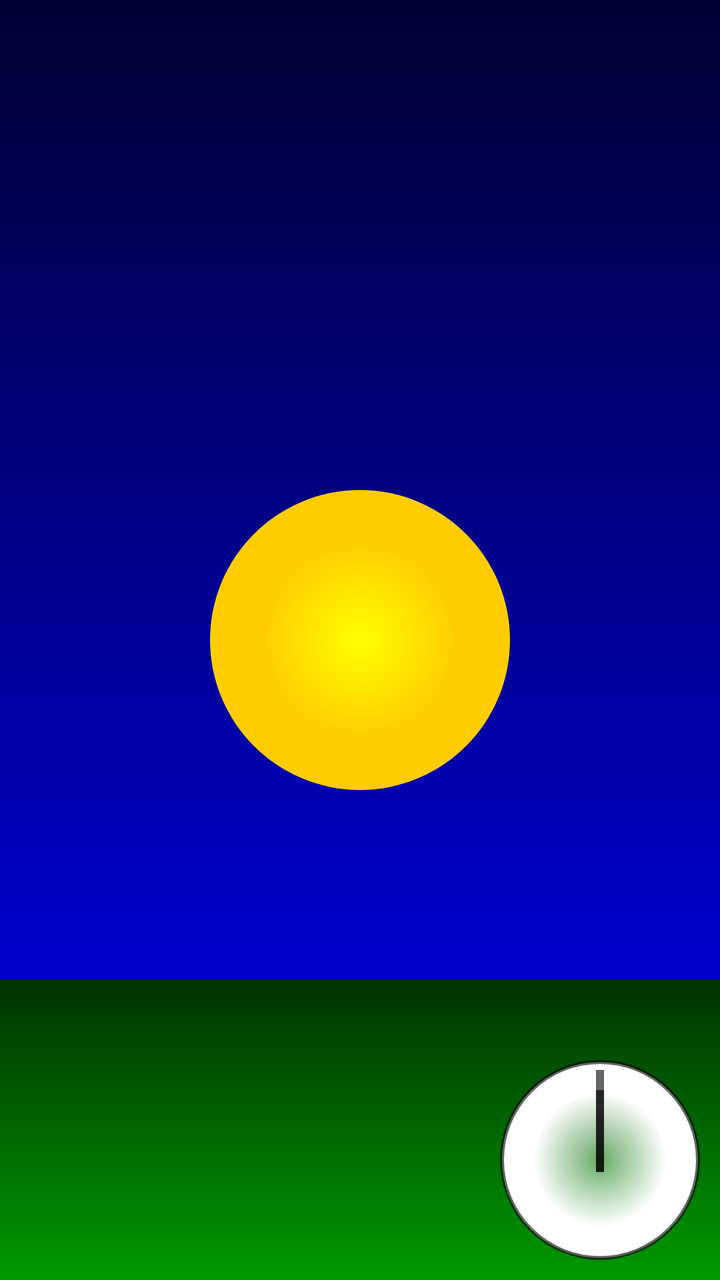
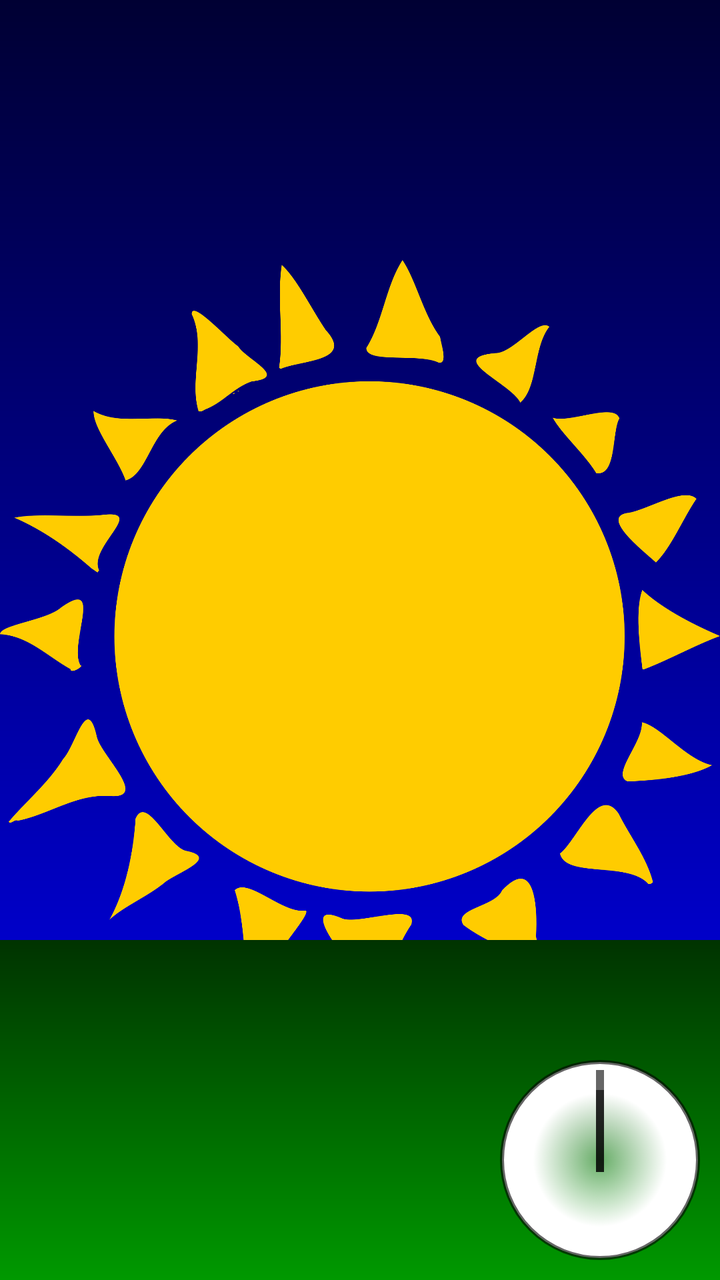

Screens rendered from an Android XML layout before and after an edit, with the pre-edit source and the edit as a unified diff.
<!-- AndroidManifest.xml: application theme Theme.Pr28_Levenec -->
<!-- res/layout/activity_main.xml -->
<?xml version="1.0" encoding="utf-8"?>
<androidx.constraintlayout.widget.ConstraintLayout
    xmlns:android="http://schemas.android.com/apk/res/android"
    xmlns:app="http://schemas.android.com/apk/res-auto"
    xmlns:tools="http://schemas.android.com/tools"
    android:layout_width="match_parent"
    android:layout_height="match_parent"
    tools:context=".MainActivity">

    
    <ImageView
        android:id="@+id/sky"
        android:layout_width="0dp"
        android:layout_height="0dp"
        android:contentDescription="sky"
        android:src="@drawable/sky"
        app:layout_constraintBottom_toBottomOf="parent"
        app:layout_constraintEnd_toEndOf="parent"
        app:layout_constraintStart_toStartOf="parent"
        app:layout_constraintTop_toTopOf="parent" />

    
    <ImageView
        android:id="@+id/sun"
        android:layout_width="wrap_content"
        android:layout_height="wrap_content"
        android:contentDescription="sun"
        android:src="@drawable/sun"
        app:layout_constraintEnd_toEndOf="parent"
        app:layout_constraintStart_toStartOf="parent"
        app:layout_constraintTop_toTopOf="parent"
        app:layout_constraintBottom_toBottomOf="parent" />

    
    <ImageView
        android:id="@+id/grass"
        android:layout_width="0dp"
        android:layout_height="150dp"
        android:contentDescription="grass"
        android:src="@drawable/grass"
        app:layout_constraintBottom_toBottomOf="parent"
        app:layout_constraintEnd_toEndOf="parent"
        app:layout_constraintStart_toStartOf="parent" />

    
    <ImageView
        android:id="@+id/clock"
        android:layout_width="wrap_content"
        android:layout_height="wrap_content"
        android:padding="10dp"
        android:contentDescription="clock"
        android:src="@drawable/clock"
        app:layout_constraintBottom_toBottomOf="parent"
        app:layout_constraintEnd_toEndOf="parent" />

    
    <ImageView
        android:id="@+id/hour_hand"
        android:layout_width="wrap_content"
        android:layout_height="wrap_content"
        android:padding="10dp"
        android:contentDescription="hour hand"
        android:src="@drawable/hour_hand"
        app:layout_constraintBottom_toBottomOf="@+id/clock"
        app:layout_constraintEnd_toEndOf="@+id/clock"
        app:layout_constraintStart_toStartOf="@+id/clock"
        app:layout_constraintTop_toTopOf="@+id/clock" />


</androidx.constraintlayout.widget.ConstraintLayout>
<!-- resources referenced by this layout -->
<resources>
  <!-- drawable clock (drawable) -->
  <?xml version="1.0" encoding="utf-8"?>
  <layer-list xmlns:android="http://schemas.android.com/apk/res/android">
      <item>
          <shape android:dither="true" android:shape="oval">
              <gradient
                  android:endColor="#ffffff"
                  android:gradientRadius="100"
                  android:startColor="#66ffffff"
                  android:type="radial"
                  android:useLevel="false" />
              <size android:width="100dp" android:height="100dp" />
              <stroke android:width="2dp" android:color="#99000000" />
          </shape>
      </item>
      <item
          android:bottom="44dp"
          android:left="48dp"
          android:right="48dp"
          android:top="5dp">
          <shape android:shape="rectangle">
              <solid android:color="#99000000" />
          </shape>
      </item>
  </layer-list>
  <!-- drawable grass (drawable) -->
  <?xml version="1.0" encoding="utf-8"?>
  <shape xmlns:android="http://schemas.android.com/apk/res/android"
      android:shape="rectangle">
      <gradient
          android:angle="90"
          android:endColor="#ff003300"
          android:startColor="#ff009900" />
  </shape>
  <!-- drawable hour_hand (drawable) -->
  <?xml version="1.0" encoding="utf-8"?>
  <layer-list xmlns:android="http://schemas.android.com/apk/res/android">
      <item>
          <shape android:dither="true" android:shape="oval">
              <solid android:color="#00000000" />
              <size android:width="100dp" android:height="100dp" />
          </shape>
      </item>
      <item
          android:bottom="44dp"
          android:left="48dp"
          android:right="48dp"
          android:top="15dp">
          <shape android:shape="rectangle">
              <solid android:color="#99000000" />
          </shape>
      </item>
  </layer-list>
  <!-- drawable sky (drawable) -->
  <?xml version="1.0" encoding="utf-8"?>
  <shape xmlns:android="http://schemas.android.com/apk/res/android"
      android:shape="rectangle">
      <gradient
          android:angle="90"
          android:endColor="#ff000033"
          android:startColor="#ff0000ff" />
  </shape>
  <!-- drawable sun (drawable) -->
  <?xml version="1.0" encoding="utf-8"?>
  <shape xmlns:android="http://schemas.android.com/apk/res/android"
      android:dither="true"
      android:shape="oval">
      <gradient
          android:endColor="#ffcc00"
          android:gradientRadius="150"
          android:startColor="#ffff00"
          android:type="radial"
          android:useLevel="false" />
      <size
          android:width="150dp"
          android:height="150dp" />
  </shape>
  <style name="Theme.Pr28_Levenec" parent="Base.Theme.Pr28_Levenec" />
  <style name="Base.Theme.Pr28_Levenec" parent="Theme.Material3.DayNight.NoActionBar">
          
          
      </style>
</resources>

<!-- the commit's change to res/layout/activity_main.xml (unified diff, before → after) -->
@@ -12,7 +12,7 @@
         android:id="@+id/sky"
         android:layout_width="0dp"
         android:layout_height="0dp"
-        android:contentDescription="sky"
+        android:contentDescription="@string/sky"
         android:src="@drawable/sky"
         app:layout_constraintBottom_toBottomOf="parent"
         app:layout_constraintEnd_toEndOf="parent"
@@ -24,7 +24,7 @@
         android:id="@+id/sun"
         android:layout_width="wrap_content"
         android:layout_height="wrap_content"
-        android:contentDescription="sun"
+        android:contentDescription="@string/sun"
         android:src="@drawable/sun"
         app:layout_constraintEnd_toEndOf="parent"
         app:layout_constraintStart_toStartOf="parent"
@@ -32,11 +32,26 @@
         app:layout_constraintBottom_toBottomOf="parent" />
 
     
+
+    <ImageView
+        android:id="@+id/moon"
+        android:layout_width="283dp"
+        android:layout_height="266dp"
+        android:contentDescription="@string/sun"
+        android:src="@drawable/moon"
+        android:visibility="invisible"
+        app:layout_constraintBottom_toBottomOf="parent"
+        app:layout_constraintEnd_toEndOf="parent"
+        app:layout_constraintHorizontal_bias="0.49"
+        app:layout_constraintStart_toStartOf="parent"
+        app:layout_constraintTop_toTopOf="parent"
+        app:layout_constraintVertical_bias="0.043" />
+
     <ImageView
         android:id="@+id/grass"
         android:layout_width="0dp"
-        android:layout_height="150dp"
-        android:contentDescription="grass"
+        android:layout_height="170dp"
+        android:contentDescription="@string/grass"
         android:src="@drawable/grass"
         app:layout_constraintBottom_toBottomOf="parent"
         app:layout_constraintEnd_toEndOf="parent"
@@ -48,7 +63,7 @@
         android:layout_width="wrap_content"
         android:layout_height="wrap_content"
         android:padding="10dp"
-        android:contentDescription="clock"
+        android:contentDescription="@string/clock"
         android:src="@drawable/clock"
         app:layout_constraintBottom_toBottomOf="parent"
         app:layout_constraintEnd_toEndOf="parent" />
@@ -59,7 +74,7 @@
         android:layout_width="wrap_content"
         android:layout_height="wrap_content"
         android:padding="10dp"
-        android:contentDescription="hour hand"
+        android:contentDescription="@string/hour"
         android:src="@drawable/hour_hand"
         app:layout_constraintBottom_toBottomOf="@+id/clock"
         app:layout_constraintEnd_toEndOf="@+id/clock"
<!-- resource entries referenced after the edit -->
@@ -53,6 +53,7 @@
           </shape>
       </item>
   </layer-list>
+  <!-- drawable moon: png bitmap (drawable, 48671 bytes) -->
   <!-- drawable sky (drawable) -->
   <?xml version="1.0" encoding="utf-8"?>
   <shape xmlns:android="http://schemas.android.com/apk/res/android"
@@ -62,21 +63,12 @@
           android:endColor="#ff000033"
           android:startColor="#ff0000ff" />
   </shape>
-  <!-- drawable sun (drawable) -->
-  <?xml version="1.0" encoding="utf-8"?>
-  <shape xmlns:android="http://schemas.android.com/apk/res/android"
-      android:dither="true"
-      android:shape="oval">
-      <gradient
-          android:endColor="#ffcc00"
-          android:gradientRadius="150"
-          android:startColor="#ffff00"
-          android:type="radial"
-          android:useLevel="false" />
-      <size
-          android:width="150dp"
-          android:height="150dp" />
-  </shape>
+  <!-- drawable sun: png bitmap (drawable, 153692 bytes) -->
+  <string name="clock">Часы</string>
+  <string name="grass">Трава</string>
+  <string name="hour">Стрелка</string>
+  <string name="sky">Небо</string>
+  <string name="sun">Солнце</string>
   <style name="Theme.Pr28_Levenec" parent="Base.Theme.Pr28_Levenec" />
   <style name="Base.Theme.Pr28_Levenec" parent="Theme.Material3.DayNight.NoActionBar">
           
